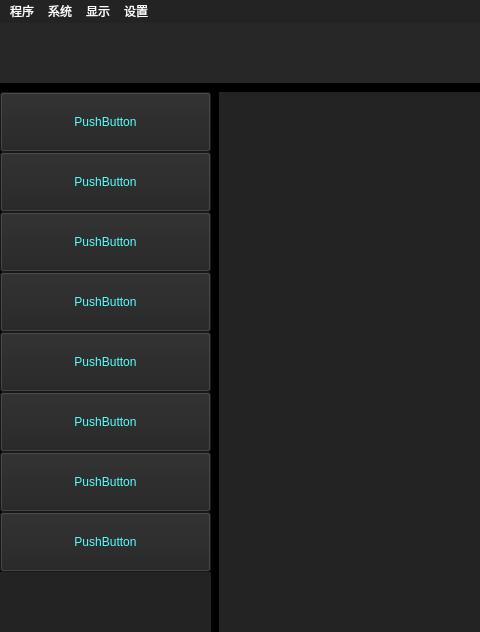
Old version of the form multidim_gui/multidim_analysis.ui in the repository zhenhuic/data-multidimensional-analysis; both pictures show x 0 to 480 and y 0 to 632 of the 1280 by 800 pixel window.
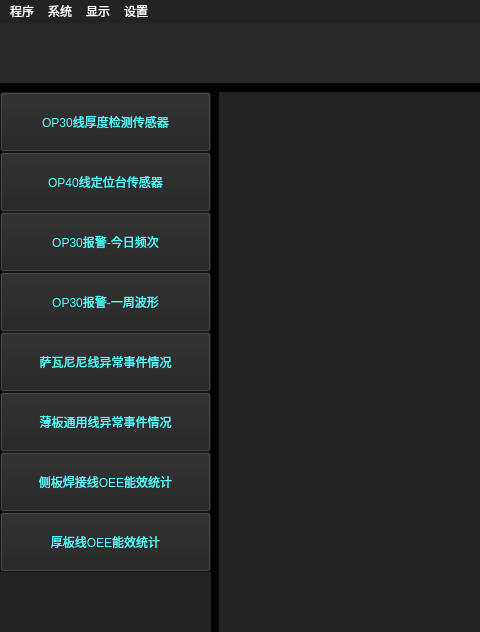
New version of the form.

```diff
--- a/multidim_gui/multidim_analysis.ui
+++ b/multidim_gui/multidim_analysis.ui
@@ -155,7 +155,7 @@
 color: rgb(85, 255, 255);</string>
               </property>
               <property name="text">
-               <string>PushButton</string>
+               <string>OP30线厚度检测传感器</string>
               </property>
              </widget>
             </item>
@@ -173,7 +173,7 @@
 color: rgb(85, 255, 255);</string>
               </property>
               <property name="text">
-               <string>PushButton</string>
+               <string>OP40线定位台传感器</string>
               </property>
              </widget>
             </item>
@@ -191,7 +191,7 @@
 color: rgb(85, 255, 255);</string>
               </property>
               <property name="text">
-               <string>PushButton</string>
+               <string>OP30报警-今日频次</string>
               </property>
              </widget>
             </item>
@@ -209,7 +209,7 @@
 color: rgb(85, 255, 255);</string>
               </property>
               <property name="text">
-               <string>PushButton</string>
+               <string>OP30报警-一周波形</string>
               </property>
              </widget>
             </item>
@@ -227,7 +227,7 @@
 color: rgb(85, 255, 255);</string>
               </property>
               <property name="text">
-               <string>PushButton</string>
+               <string>萨瓦尼尼线异常事件情况</string>
               </property>
              </widget>
             </item>
@@ -254,7 +254,7 @@
 color: rgb(85, 255, 255);</string>
               </property>
               <property name="text">
-               <string>PushButton</string>
+               <string>薄板通用线异常事件情况</string>
               </property>
              </widget>
             </item>
@@ -272,7 +272,7 @@
 color: rgb(85, 255, 255);</string>
               </property>
               <property name="text">
-               <string>PushButton</string>
+               <string>侧板焊接线OEE能效统计</string>
               </property>
              </widget>
             </item>
@@ -290,7 +290,7 @@
 color: rgb(85, 255, 255);</string>
               </property>
               <property name="text">
-               <string>PushButton</string>
+               <string>厚板线OEE能效统计</string>
               </property>
              </widget>
             </item>
```
